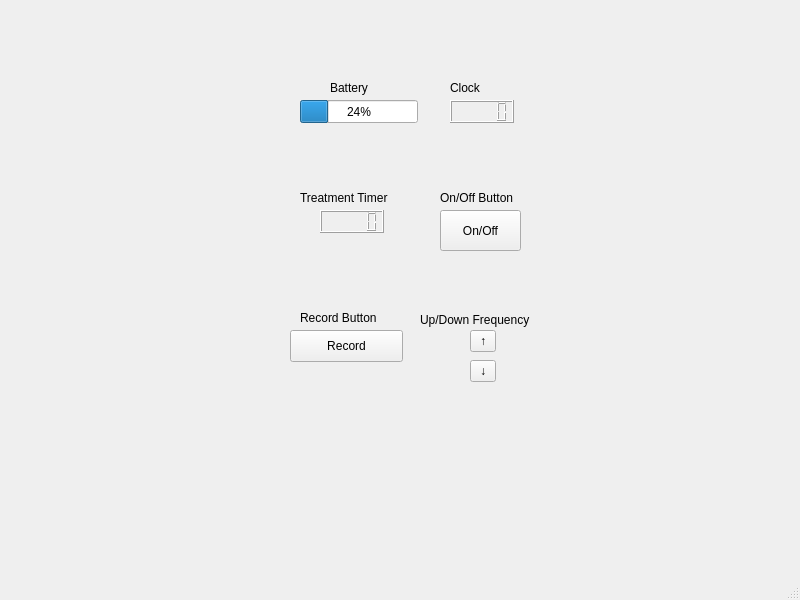
The window that mainwindow.ui (j4d3l1/CES) describes before a commit, drawn with Qt 5.
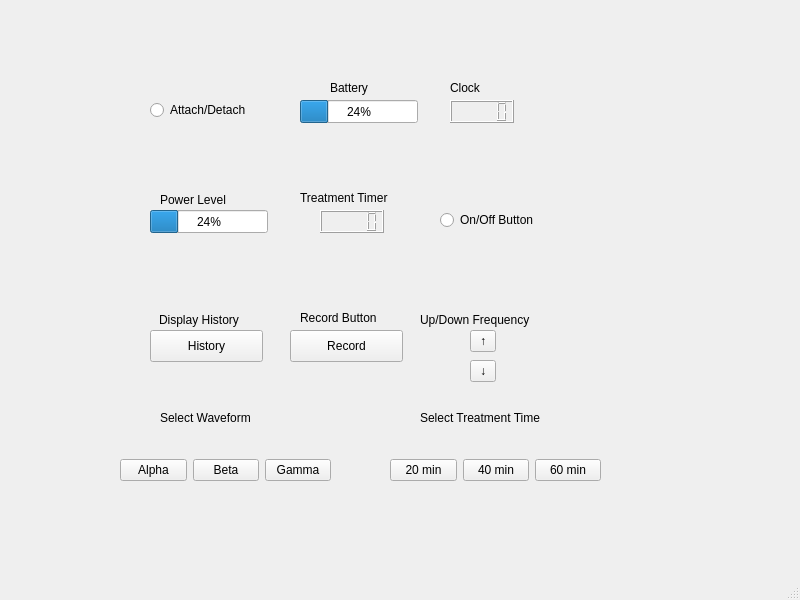
The same window after the commit.

Commit message: More basic GUI elements added

Diff of the .ui file:
```diff
--- a/mainwindow.ui
+++ b/mainwindow.ui
@@ -63,32 +63,6 @@
      <string>Clock</string>
     </property>
    </widget>
-   <widget class="QPushButton" name="pushButton">
-    <property name="geometry">
-     <rect>
-      <x>440</x>
-      <y>210</y>
-      <width>81</width>
-      <height>41</height>
-     </rect>
-    </property>
-    <property name="text">
-     <string>On/Off</string>
-    </property>
-   </widget>
-   <widget class="QLabel" name="label_3">
-    <property name="geometry">
-     <rect>
-      <x>440</x>
-      <y>190</y>
-      <width>91</width>
-      <height>16</height>
-     </rect>
-    </property>
-    <property name="text">
-     <string>On/Off Button</string>
-    </property>
-   </widget>
    <widget class="QLCDNumber" name="lcdNumber_2">
     <property name="geometry">
      <rect>
@@ -177,6 +151,176 @@
      <string>Record Button</string>
     </property>
    </widget>
+   <widget class="QRadioButton" name="radioButton">
+    <property name="geometry">
+     <rect>
+      <x>150</x>
+      <y>100</y>
+      <width>111</width>
+      <height>20</height>
+     </rect>
+    </property>
+    <property name="text">
+     <string>Attach/Detach</string>
+    </property>
+   </widget>
+   <widget class="QRadioButton" name="radioButton_2">
+    <property name="geometry">
+     <rect>
+      <x>440</x>
+      <y>210</y>
+      <width>111</width>
+      <height>20</height>
+     </rect>
+    </property>
+    <property name="text">
+     <string>On/Off Button</string>
+    </property>
+   </widget>
+   <widget class="QPushButton" name="pushButton">
+    <property name="geometry">
+     <rect>
+      <x>150</x>
+      <y>330</y>
+      <width>113</width>
+      <height>32</height>
+     </rect>
+    </property>
+    <property name="text">
+     <string>History</string>
+    </property>
+   </widget>
+   <widget class="QLabel" name="label_3">
+    <property name="geometry">
+     <rect>
+      <x>159</x>
+      <y>310</y>
+      <width>91</width>
+      <height>20</height>
+     </rect>
+    </property>
+    <property name="text">
+     <string>Display History</string>
+    </property>
+   </widget>
+   <widget class="QProgressBar" name="progressBar_2">
+    <property name="geometry">
+     <rect>
+      <x>150</x>
+      <y>210</y>
+      <width>118</width>
+      <height>23</height>
+     </rect>
+    </property>
+    <property name="value">
+     <number>24</number>
+    </property>
+   </widget>
+   <widget class="QLabel" name="label_7">
+    <property name="geometry">
+     <rect>
+      <x>160</x>
+      <y>190</y>
+      <width>81</width>
+      <height>20</height>
+     </rect>
+    </property>
+    <property name="text">
+     <string>Power Level</string>
+    </property>
+   </widget>
+   <widget class="QWidget" name="horizontalLayoutWidget">
+    <property name="geometry">
+     <rect>
+      <x>390</x>
+      <y>430</y>
+      <width>211</width>
+      <height>80</height>
+     </rect>
+    </property>
+    <layout class="QHBoxLayout" name="horizontalLayout">
+     <item>
+      <widget class="QPushButton" name="pushButton_3">
+       <property name="text">
+        <string>20 min</string>
+       </property>
+      </widget>
+     </item>
+     <item>
+      <widget class="QPushButton" name="pushButton_4">
+       <property name="text">
+        <string>40 min</string>
+       </property>
+      </widget>
+     </item>
+     <item>
+      <widget class="QPushButton" name="pushButton_5">
+       <property name="text">
+        <string>60 min</string>
+       </property>
+      </widget>
+     </item>
+    </layout>
+   </widget>
+   <widget class="QLabel" name="label_8">
+    <property name="geometry">
+     <rect>
+      <x>420</x>
+      <y>410</y>
+      <width>141</width>
+      <height>16</height>
+     </rect>
+    </property>
+    <property name="text">
+     <string>Select Treatment Time</string>
+    </property>
+   </widget>
+   <widget class="QLabel" name="label_9">
+    <property name="geometry">
+     <rect>
+      <x>160</x>
+      <y>410</y>
+      <width>141</width>
+      <height>16</height>
+     </rect>
+    </property>
+    <property name="text">
+     <string>Select Waveform</string>
+    </property>
+   </widget>
+   <widget class="QWidget" name="horizontalLayoutWidget_2">
+    <property name="geometry">
+     <rect>
+      <x>120</x>
+      <y>430</y>
+      <width>211</width>
+      <height>81</height>
+     </rect>
+    </property>
+    <layout class="QHBoxLayout" name="horizontalLayout_2">
+     <item>
+      <widget class="QPushButton" name="pushButton_6">
+       <property name="text">
+        <string>Alpha</string>
+       </property>
+      </widget>
+     </item>
+     <item>
+      <widget class="QPushButton" name="pushButton_7">
+       <property name="text">
+        <string>Beta</string>
+       </property>
+      </widget>
+     </item>
+     <item>
+      <widget class="QPushButton" name="pushButton_8">
+       <property name="text">
+        <string>Gamma</string>
+       </property>
+      </widget>
+     </item>
+    </layout>
+   </widget>
   </widget>
   <widget class="QMenuBar" name="menubar">
    <property name="geometry">
```
